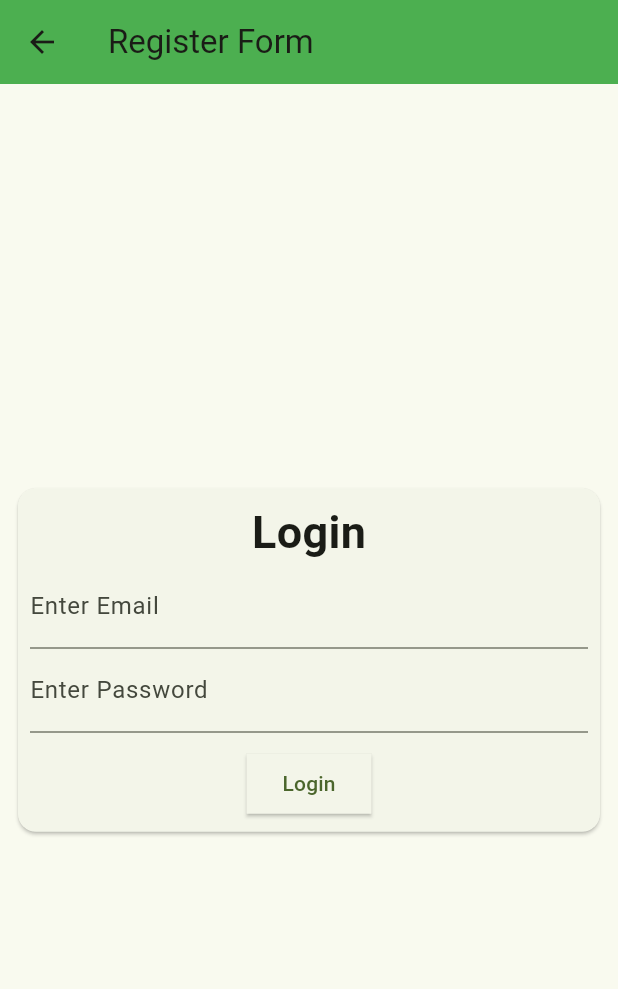
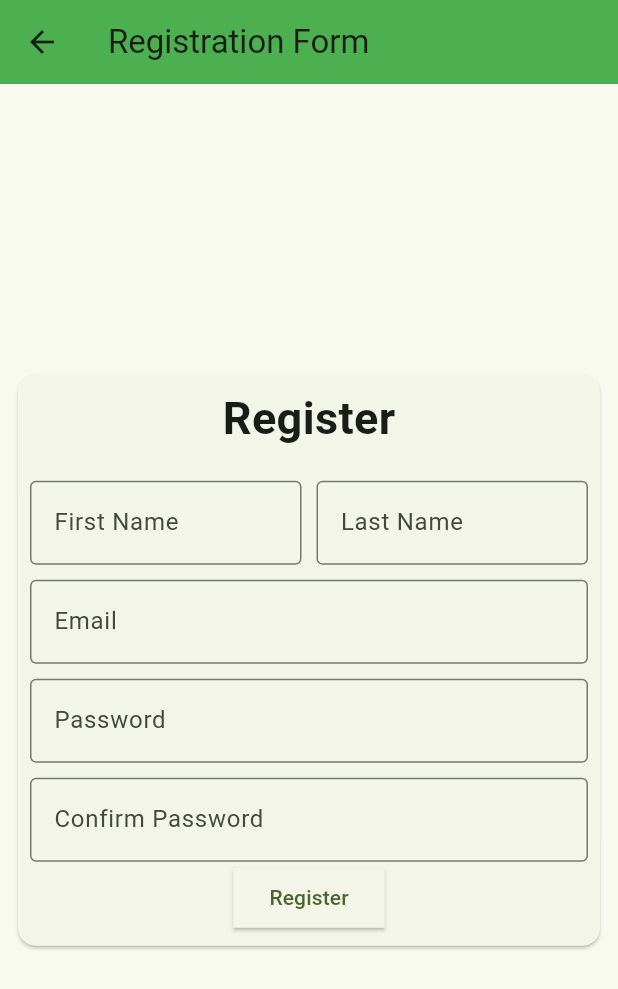
Before and after one commit to Mohsin0700/Flutter-Form-Validation, a Flutter app: the Register screen opened directly, on a phone screen of 412 x 824 dp. Shown: the top 989 px of the screen. Run offline on Flutter 3.47's test engine with Material 3 defaults, Android fonts, the phone set to English and light mode, and no system bars.

Commit message:
Files are updated

```diff
--- a/lib/screens/register.dart
+++ b/lib/screens/register.dart
@@ -1,4 +1,5 @@
 import 'package:flutter/material.dart';
+import 'package:forms/widgets/my_textform_field.dart';
 
 class Register extends StatefulWidget {
   const Register({super.key});
@@ -8,40 +9,78 @@ class Register extends StatefulWidget {
 }
 
 class _RegisterState extends State<Register> {
-  String? _emailErr;
+  final _formKey = GlobalKey<FormState>();
+  final firstNameController = TextEditingController();
+  final lastNameController = TextEditingController();
+  final emailController = TextEditingController();
+  final passwordController = TextEditingController();
+  final confirmPasswordController = TextEditingController();
+
+  @override
+  void dispose() {
+    firstNameController.dispose();
+    lastNameController.dispose();
+    emailController.dispose();
+    passwordController.dispose();
+    confirmPasswordController.dispose();
+    super.dispose();
+  }
 
   @override
   Widget build(BuildContext context) {
     return Scaffold(
-      appBar: AppBar(title: Text("Register Form")),
+      appBar: AppBar(title: Text("Registration Form")),
       body: Center(
         child: Padding(
           padding: const EdgeInsets.all(8.0),
           child: Card(
             child: Padding(
               padding: const EdgeInsets.all(8.0),
+              child: Form(
+                key: _formKey,
+                autovalidateMode: AutovalidateMode.onUserInteraction,
                 child: Column(
                   mainAxisSize: MainAxisSize.min,
                   children: [
                     Text(
-                    'Login',
-                    style: TextStyle(fontSize: 30, fontWeight: FontWeight.bold),
+                      'Register',
+                      style: TextStyle(
+                        fontSize: 30,
+                        fontWeight: FontWeight.bold,
                       ),
-                  TextField(
-                    textInputAction: TextInputAction.next,
-                    decoration: InputDecoration(
-                      label: Text("Enter Email"),
-                      errorText: _emailErr,
                     ),
-                    onSubmitted: (value) {
-                      print(value);
-                    },
+                    SizedBox(height: 20),
+                    Row(
+                      children: [
+                        Expanded(
+                          child: MyTextformField(
+                            controller: firstNameController,
+                            hint: 'First Name',
                           ),
-                  TextField(
-                    obscureText: true,
-                    decoration: InputDecoration(label: Text("Enter Password")),
+                        ),
+                        SizedBox(width: 10),
+                        Expanded(
+                          child: MyTextformField(
+                            controller: lastNameController,
+                            hint: 'Last Name',
+                          ),
+                        ),
+                      ],
                     ),
                     SizedBox(height: 10),
+                    MyTextformField(controller: emailController, hint: 'Email'),
+                    SizedBox(height: 10),
+                    MyTextformField(
+                      controller: passwordController,
+                      hint: 'Password',
+                    ),
+                    SizedBox(height: 10),
+
+                    MyTextformField(
+                      controller: confirmPasswordController,
+                      hint: 'Confirm Password',
+                    ),
+
                     ElevatedButton(
                       onPressed: () {
                         print("Login button pressed");
@@ -51,9 +90,10 @@ class _RegisterState extends State<Register> {
                           RoundedRectangleBorder(),
                         ),
                       ),
-                    child: Text("Login"),
+                      child: Text("Register"),
                     ),
                   ],
+                ),
               ),
             ),
           ),
--- /dev/null
+++ b/lib/widgets/my_textform_field.dart
@@ -0,0 +1,49 @@
+import 'package:flutter/material.dart';
+
+class MyTextformField extends StatefulWidget {
+  final TextEditingController controller;
+  final String hint;
+  const MyTextformField({
+    super.key,
+    required this.controller,
+    required this.hint,
+  });
+
+  @override
+  State<MyTextformField> createState() => _MyTextformFieldState();
+}
+
+class _MyTextformFieldState extends State<MyTextformField> {
+  // Password Validation
+  String? errorText;
+
+  passwordValidator(String password) {
+    print("Validator function called");
+    // ignore: unnecessary_null_comparison
+    if (password == null || password.isEmpty) {
+      setState(() {
+        errorText = "Password is required";
+      });
+
+      print(errorText);
+    } else if (password.length < 8) {
+      setState(() {
+        errorText = "Password must be at least 8 characters";
+      });
+      print(errorText);
+    }
+  }
+
+  @override
+  Widget build(BuildContext context) {
+    return TextFormField(
+      textInputAction: TextInputAction.next,
+      controller: widget.controller,
+      decoration: InputDecoration(
+        hintText: widget.hint,
+        border: OutlineInputBorder(),
+        errorText: errorText,
+      ),
+    );
+  }
+}
```
Lines whose indentation alone changed are shown as unchanged.
